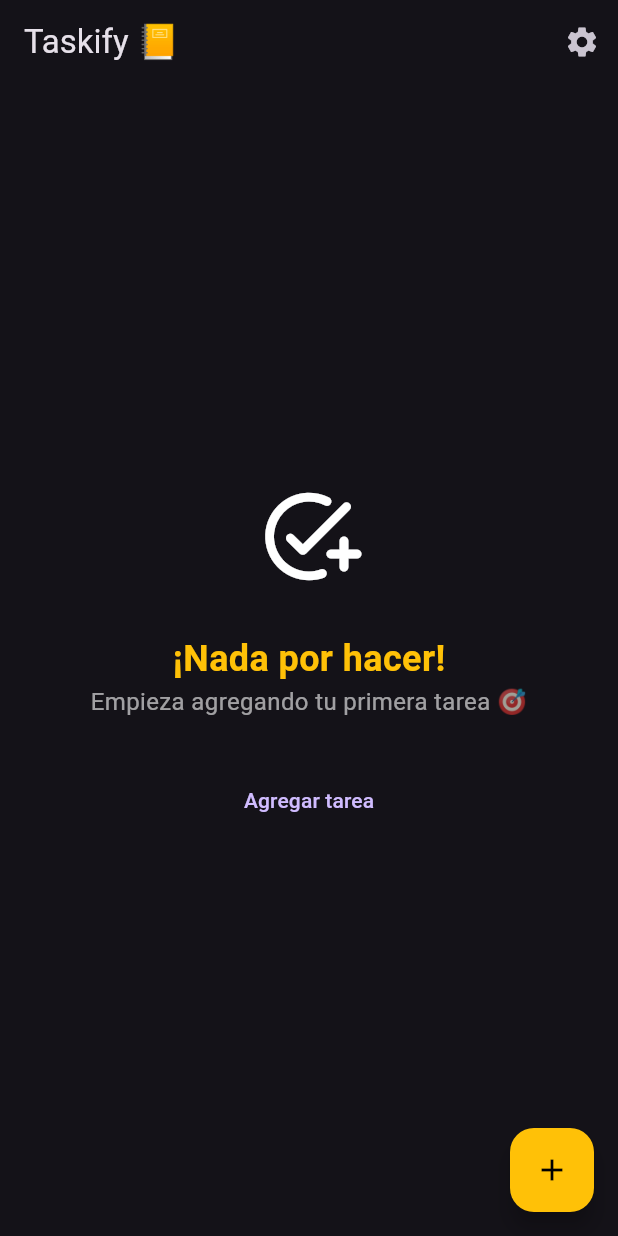
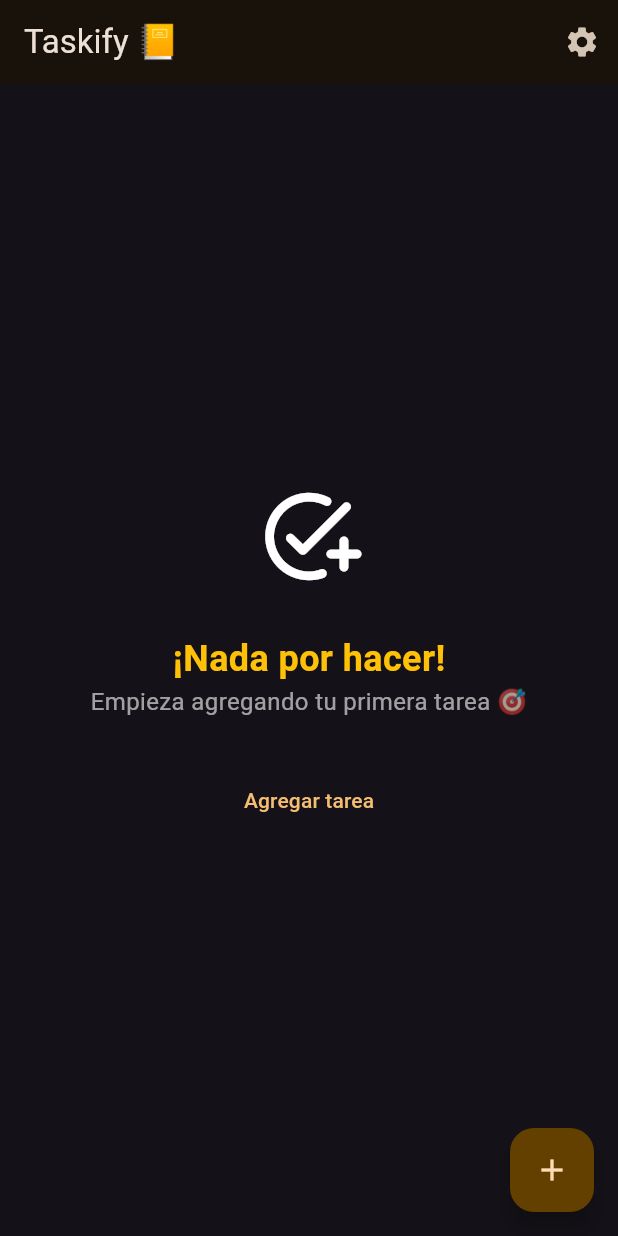
Before and after one commit to PuelloJ/flutter-practice, a Flutter app: the screen it shows after launch, on a phone screen of 412 x 824 dp. Run offline on Flutter 3.47's test engine with Material 3 defaults, Android fonts, the phone set to English and light mode, and no system bars; our stand-ins replace animate_do, hive, hive_flutter, image_picker, share_plus; accounts and stored records are empty.

Commit message:
Agregar constantes de colores y textos para la aplicación Taskify

```diff
--- /dev/null
+++ b/Provider/taskify/lib/core/constants/taskify_colors.dart
@@ -0,0 +1,7 @@
+import 'package:flutter/material.dart';
+
+class TaskifyColors {
+  TaskifyColors._();
+
+  static const taskifyColorPrimary = Color(0xFFE0A03F);
+}
--- a/Provider/taskify/lib/core/theme/app_theme.dart
+++ b/Provider/taskify/lib/core/theme/app_theme.dart
@@ -1,4 +1,5 @@
 import 'package:flutter/material.dart';
+import 'package:taskify/core/constants/taskify_colors.dart';
 
 class AppTheme {
   AppTheme._();
@@ -8,11 +9,15 @@ class AppTheme {
           centerTitle: false,
           elevation: 0,
         ),
-        floatingActionButtonTheme: const FloatingActionButtonThemeData(
-          backgroundColor: Colors.amber,
-          foregroundColor: Colors.black,
+        // floatingActionButtonTheme: const FloatingActionButtonThemeData(
+        //   backgroundColor: Colors.amber,
+        //   foregroundColor: Colors.black,
+        // ),
+        colorScheme: ColorScheme.fromSeed(
+          seedColor: TaskifyColors.taskifyColorPrimary,
+          brightness: Brightness.dark,
         ),
-        primaryColor: Colors.amber,
+        // primaryColor: TaskifyColors.taskifyColorPrimary,
         // textTheme: const TextTheme(
         //   headlineLarge: TextStyle(
         //     fontSize: 50,
```
Also changed, not shown: Provider/taskify/lib/core/constants/taskify_copys.dart (added, +15 -0 lines). Lines whose indentation alone changed are shown as unchanged.
